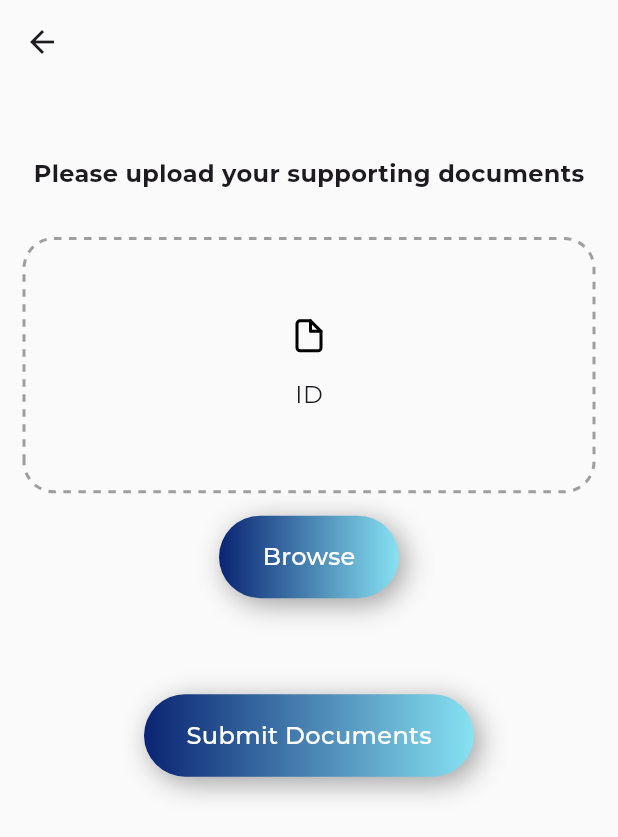
After one commit to ryanemm/get_local, a Flutter app: the UploadTest screen opened directly, on a phone screen of 412 x 824 dp. The commit adds this screen. Shown: the top 837 px of the screen. Run offline on Flutter 3.47's test engine with Material 3 defaults, Android fonts, the phone set to English and light mode, and no system bars; drawn by our look-alikes of dotted_border; our stand-ins replace email_validator, file_picker, flutter_svg, flutter_toggle_tab, google_fonts, image_picker and 4 more; missing offline and left inert: load_switch, scroll_to_hide; accounts and stored records are empty.

Commit message:
multiple file upload function

```diff
--- a/lib/components/document_upload_card.dart
+++ b/lib/components/document_upload_card.dart
@@ -62,8 +62,8 @@ class _DocumentUploadCardState extends State<DocumentUploadCard> {
           SizedBox(height: 16),
           GradientButton(
             text: "Browse",
-            buttonColor1: Color.fromARGB(255, 0, 23, 226),
-            buttonColor2: Color.fromARGB(255, 97, 178, 245),
+            buttonColor1: Color.fromARGB(255, 10, 36, 114),
+            buttonColor2: Color.fromARGB(255, 135, 226, 242),
             shadowColor: Colors.grey.shade500,
             offsetX: 4,
             offsetY: 4,
--- a/lib/main.dart
+++ b/lib/main.dart
@@ -3,7 +3,8 @@ import 'package:flutter/services.dart';
 import 'package:get_local/layouts/home/home_screen.dart';
 import 'package:get_local/layouts/login/login_screen.dart';
 import 'package:get_local/layouts/login/upload_documents_test_page.dart';
-import 'package:get_local/test_screen.dart';
+import 'package:get_local/file_upload_screen.dart';
+import 'package:get_local/upload_test.dart';
 
 void main() {
   SystemChrome.setSystemUIOverlayStyle(SystemUiOverlayStyle(
@@ -28,7 +29,7 @@ class MyApp extends StatelessWidget {
 
         useMaterial3: true,
       ),
-      home: loggedIn == true ? HomeScreen() : LoginScreen(),
+      home: loggedIn == true ? HomeScreen() : FileUploadScreen(),
     );
   }
 }
--- /dev/null
+++ b/lib/upload_test.dart
@@ -0,0 +1,50 @@
+import 'package:flutter/material.dart';
+import 'package:get_local/components/document_upload_card.dart';
+import 'package:get_local/components/gradient_button.dart';
+import 'package:google_fonts/google_fonts.dart';
+
+class UploadTest extends StatefulWidget {
+  const UploadTest({super.key});
+
+  @override
+  State<UploadTest> createState() => _UploadTestState();
+}
+
+class _UploadTestState extends State<UploadTest> {
+
+  List<String> requiredDocumentsLocal = ["ID", "Proof of Residence", "CV"];
+  @override
+  Widget build(BuildContext context) {
+    return Scaffold(
+      backgroundColor: Colors.grey[50],
+      appBar: AppBar(
+        backgroundColor: Colors.grey[50],),
+        body:  Padding(
+          padding: const EdgeInsets.all(16.0),
+          child: Column(children: [
+            SizedBox(height: 32),
+            Text(
+              "Please upload your supporting documents",
+              style: GoogleFonts.montserrat(
+                  fontSize: 16, fontWeight: FontWeight.bold),
+            ),
+            SizedBox(height: 32),
+            DocumentUploadCard(
+              requiredDocument: requiredDocumentsLocal[0]),
+            SizedBox(height: 32),
+            GradientButton(
+                          text: "Submit Documents",
+                          buttonColor1: Color.fromARGB(255, 10, 36, 114),
+                          buttonColor2: Color.fromARGB(255, 135, 226, 242),
+                          shadowColor: Colors.grey.shade500,
+                          offsetX: 4,
+                          offsetY: 4,
+                          width: 220.00,
+                          function: () {
+
+                          },
+                        ),],),
+        )
+        );
+  }
+}
--- a/pubspec.yaml
+++ b/pubspec.yaml
@@ -50,6 +50,7 @@ dependencies:
   scroll_to_hide: ^2.1.0
   flutter_launcher_icons: "^0.13.1"
   timelines: ^0.1.0
+  image_picker: ^1.1.2
 
 dev_dependencies:
   flutter_test:
```
Also changed, not shown: lib/file_upload_screen.dart (added, +90 -0 lines), lib/test_screen.dart (deleted, +0 -146 lines), pubspec.lock, 6 other files.
